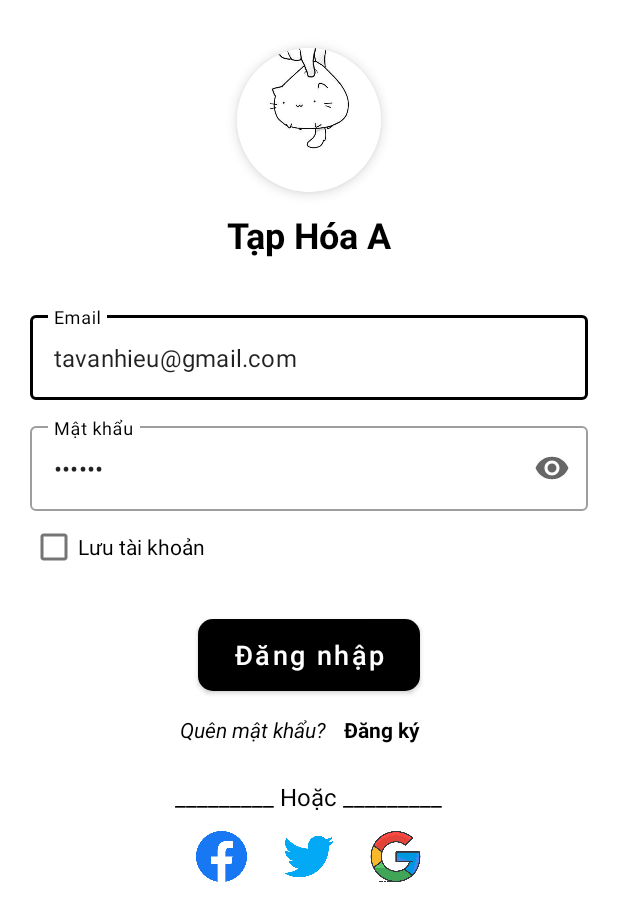
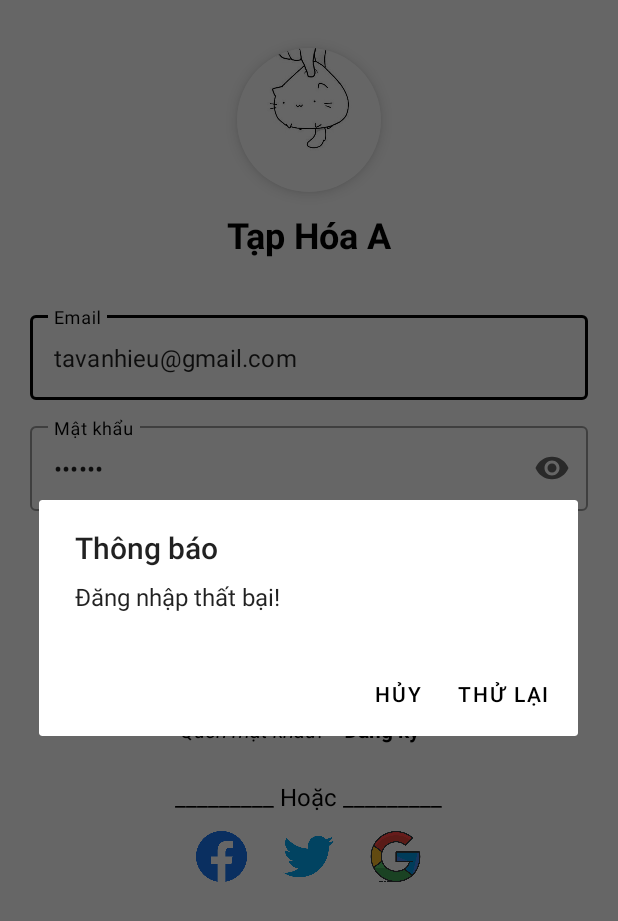
Before and after one commit to hi-uta27/QuanLyTapHoa, an Android app: the screen it shows after launch (LoginActivity), after a tap on "Đăng nhập", on a phone screen of 412 x 824 dp. Shown: the top 921 px of the screen. Run offline under Robolectric (Android 15) with nearby library versions, the phone set to English and light mode, and no system bars; our stand-ins replace Firebase (no records; nobody signed in at launch, a user with empty details on screens opened directly).

Commit message:
add fun showErrorDialog and apply it

```diff
--- a/QuanLyTapHoa/app/src/main/java/com/tavanhieu/quanlytaphoa/activities/login/presentations/LoginActivity.kt
+++ b/QuanLyTapHoa/app/src/main/java/com/tavanhieu/quanlytaphoa/activities/login/presentations/LoginActivity.kt
@@ -1,17 +1,19 @@
 package com.tavanhieu.quanlytaphoa.activities.login.presentations
 
+import android.content.Intent
 import android.util.Patterns
+import android.view.View
 import android.widget.Button
 import android.widget.CheckBox
 import android.widget.EditText
+import android.widget.ProgressBar
 import android.widget.TextView
-import android.widget.Toast
+import com.tavanhieu.quanlytaphoa.MainActivity
 import com.tavanhieu.quanlytaphoa.R
 import com.tavanhieu.quanlytaphoa.commons.base.BaseActivity
 import com.tavanhieu.quanlytaphoa.activities.login.domain.infra.AuthenticationUseCaseImpl
 import com.tavanhieu.quanlytaphoa.activities.login.domain.use_case.AuthenticationUseCase
-import java.util.logging.SimpleFormatter
-import java.util.regex.Pattern
+import com.tavanhieu.quanlytaphoa.commons.base.showErrorDialog
 
 class LoginActivity : BaseActivity() {
     private lateinit var emailEditText: EditText
@@ -19,6 +21,7 @@ class LoginActivity : BaseActivity() {
     private lateinit var rememberAccountCheckBox: CheckBox
     private lateinit var loginButton: Button
     private lateinit var registerTextView: TextView
+    private lateinit var progressBar: ProgressBar
 
     private val authenticationUseCase: AuthenticationUseCase by lazy { AuthenticationUseCaseImpl() }
 
@@ -32,6 +35,7 @@ class LoginActivity : BaseActivity() {
         rememberAccountCheckBox = findViewById(R.id.rememberPasswordCheckBox)
         registerTextView = findViewById(R.id.registerTextView)
         loginButton = findViewById(R.id.loginButton)
+        progressBar = findViewById(R.id.progressBar)
     }
 
     override fun configLayout() {
@@ -43,8 +47,8 @@ class LoginActivity : BaseActivity() {
     }
 
     private fun handleLogin() {
-        if (checkNullOrEmptyWith(emailEditText, "Chưa nhập email")
-            && checkNullOrEmptyWith(passwordEditText, "Chưa nhập mật khẩu")
+        if (checkNullOrEmptyWithText(emailEditText, "Chưa nhập email")
+            && checkNullOrEmptyWithText(passwordEditText, "Chưa nhập mật khẩu")
         ) {
             val email = emailEditText.text.trim().toString()
             val password = passwordEditText.text.trim().toString()
@@ -53,21 +57,25 @@ class LoginActivity : BaseActivity() {
                 emailEditText.error = "Định dạng email chưa đúng"
                 emailEditText.requestFocus()
             } else {
-                authenticationUseCase.loginWith(
-                    email,
-                    password,
-                    { loginSuccess() },
-                    { loginFailure() })
+                progressBar.visibility = View.VISIBLE
+                authenticationUseCase.loginWith(email, password, {
+                    progressBar.visibility = View.GONE
+                    loginSuccess()
+                }, {
+                    progressBar.visibility = View.GONE
+                    loginFailure()
+                })
             }
         }
-
     }
 
     private fun loginSuccess() {
-        Toast.makeText(this, "Success", Toast.LENGTH_SHORT).show()
+        startActivity(Intent(this, MainActivity::class.java))
     }
 
     private fun loginFailure() {
-        Toast.makeText(this, "Failure", Toast.LENGTH_SHORT).show()
+        showErrorDialog("Thông báo","Đăng nhập thất bại!", "Thử lại") {
+            handleLogin()
+        }
     }
 }
--- a/QuanLyTapHoa/app/src/main/java/com/tavanhieu/quanlytaphoa/commons/base/BaseActivity.kt
+++ b/QuanLyTapHoa/app/src/main/java/com/tavanhieu/quanlytaphoa/commons/base/BaseActivity.kt
@@ -1,9 +1,9 @@
 package com.tavanhieu.quanlytaphoa.commons.base
 
 import android.os.Bundle
-import android.os.Message
 import android.widget.TextView
 import android.widget.Toast
+import androidx.appcompat.app.AlertDialog
 import androidx.appcompat.app.AppCompatActivity
 
 abstract class BaseActivity : AppCompatActivity() {
@@ -22,7 +22,7 @@ abstract class BaseActivity : AppCompatActivity() {
         Toast.makeText(this, message, Toast.LENGTH_SHORT).show()
     }
 
-    fun <T : TextView> checkNullOrEmptyWith(view: T, textError: String): Boolean {
+    fun <T : TextView> checkNullOrEmptyWithText(view: T, textError: String): Boolean {
         val text = view.text.trim().toString()
         if (text == "" || text.isEmpty()) {
             view.error = textError
@@ -32,3 +32,11 @@ abstract class BaseActivity : AppCompatActivity() {
         return true
     }
 }
+
+// MARK: - Alert Dialog
+fun BaseActivity.showErrorDialog(title: String, message: String, titlePositiveButton: String,  complete: () -> Unit) {
+    AlertDialog.Builder(this).setTitle(title).setMessage(message)
+        .setPositiveButton(titlePositiveButton) { _, _ -> complete() }
+        .setNegativeButton("Hủy") { dialog, _ -> dialog.dismiss() }
+        .show()
+}
--- a/QuanLyTapHoa/app/src/main/res/layout/activity_login.xml
+++ b/QuanLyTapHoa/app/src/main/res/layout/activity_login.xml
@@ -68,9 +68,9 @@
                     android:layout_width="match_parent"
                     android:layout_height="wrap_content"
                     android:freezesText="false"
-                    android:text="tavanhieu@gmail.com"
                     android:maxLines="1"
                     android:singleLine="true"
+                    android:text="tavanhieu@gmail.com"
                     tools:ignore="TextContrastCheck" />
             </com.google.android.material.textfield.TextInputLayout>
 
@@ -91,11 +91,11 @@
                     android:layout_height="wrap_content"
                     android:inputType="textPassword"
                     android:maxLines="1"
+                    android:paddingEnd="36dp"
                     android:singleLine="true"
                     android:text="123456"
                     android:textColorHint="#757575"
-                    tools:ignore="RtlSymmetry,TextContrastCheck"
-                    android:paddingEnd="36dp"/>
+                    tools:ignore="RtlSymmetry,TextContrastCheck" />
             </com.google.android.material.textfield.TextInputLayout>
 
             <CheckBox
@@ -191,7 +191,16 @@
                     android:contentDescription="@string/google"
                     android:src="@drawable/ic_google" />
             </LinearLayout>
+        </RelativeLayout>
 
-        </RelativeLayout>
+        <ProgressBar
+            android:id="@+id/progressBar"
+            android:layout_width="wrap_content"
+            android:layout_height="wrap_content"
+            android:visibility="gone"
+            app:layout_constraintBottom_toBottomOf="parent"
+            app:layout_constraintEnd_toEndOf="parent"
+            app:layout_constraintStart_toStartOf="parent"
+            app:layout_constraintTop_toTopOf="parent" />
     </androidx.constraintlayout.widget.ConstraintLayout>
 </androidx.core.widget.NestedScrollView>
```
